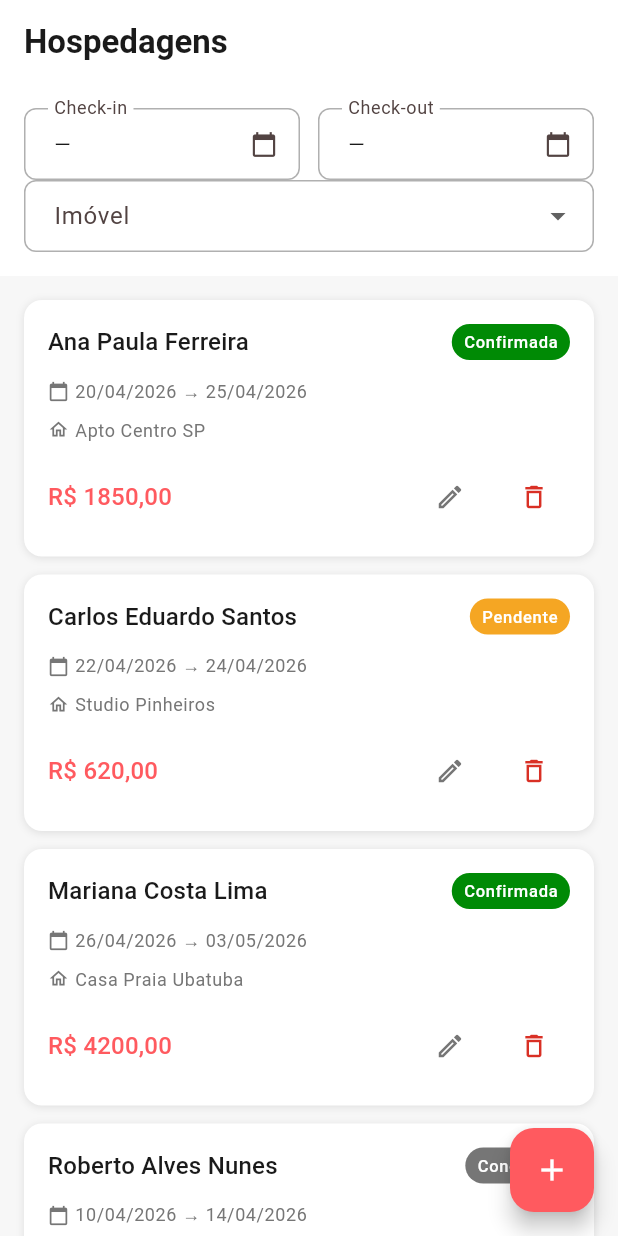
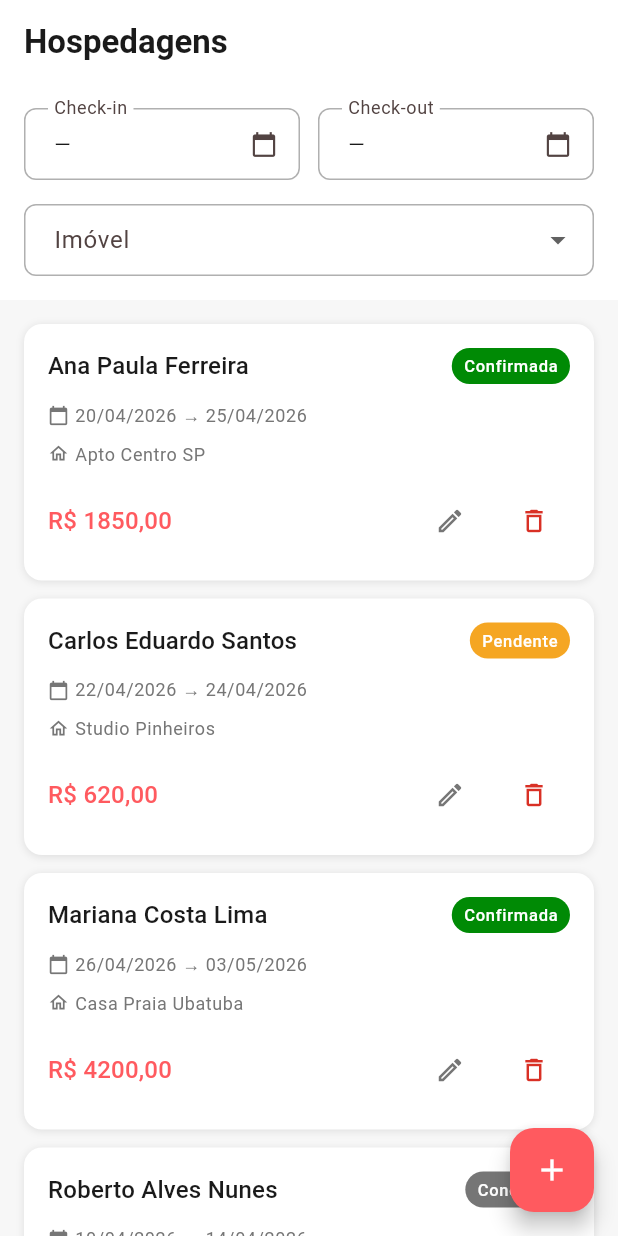
Before and after one commit to luiddysouza/meu_airbnb, a Flutter app: the screen it shows after launch, on a phone screen of 412 x 824 dp. Run offline on Flutter 3.47's test engine with Material 3 defaults, Android fonts, the phone set to English and light mode, and no system bars; our stand-ins replace equatable, flutter_bloc, flutter_mobx, fpdart, get_it, go_router and 1 more; missing offline and left inert: widgetbook; generated files the repository leaves out were written again.

Commit message:
fix: aumentar espaçamento entre filtros no sidebar

```diff
--- a/lib/core/sdui/renderer/sdui_renderer.dart
+++ b/lib/core/sdui/renderer/sdui_renderer.dart
@@ -1,3 +1,4 @@
+import 'package:design_system/design_system.dart';
 import 'package:flutter/material.dart';
 
 import '../factory/widget_factory.dart';
@@ -22,6 +23,7 @@ class SduiRenderer extends StatelessWidget {
   Widget build(BuildContext context) {
     return Column(
       crossAxisAlignment: CrossAxisAlignment.stretch,
+      spacing: DsEspacamentos.md,
       children: nos.map((no) => _renderizarNo(context, no)).toList(),
     );
   }
```
